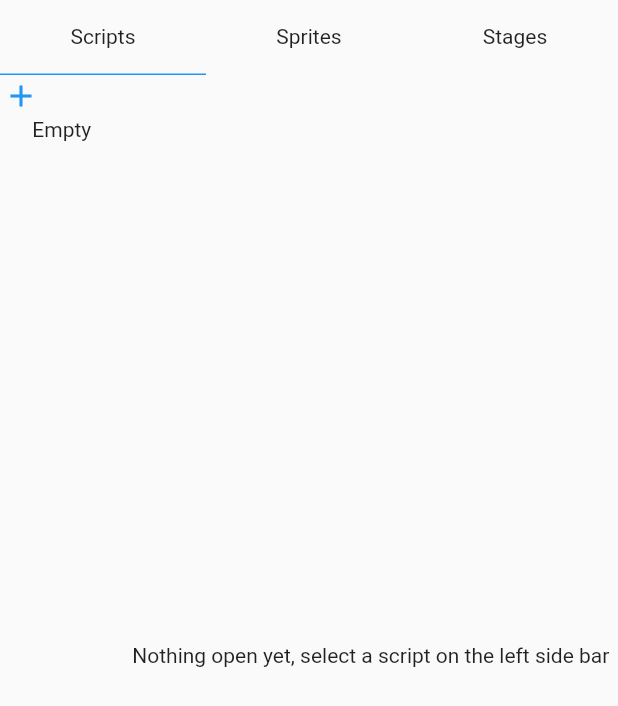
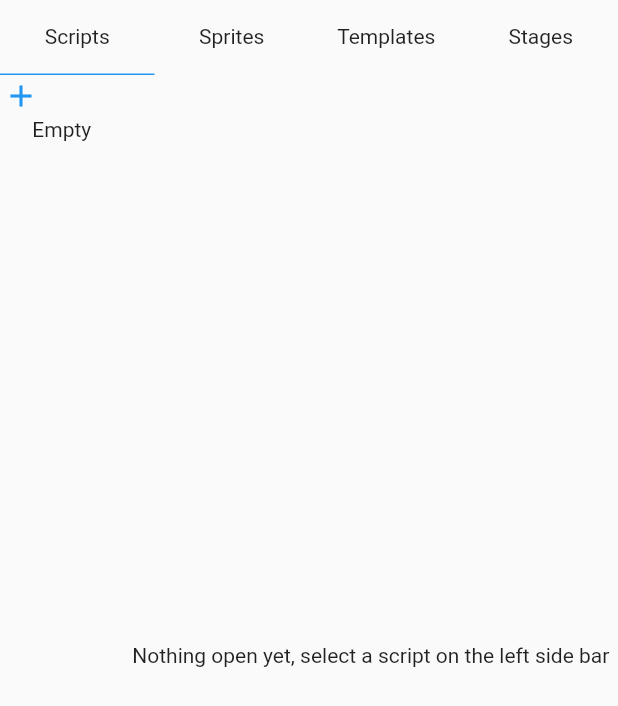
Before and after one commit to erickzanardo/ember8, a Flutter app: the screen it shows after launch, on a phone screen of 412 x 824 dp. Shown: the top 706 px of the screen. Run offline on Flutter 3.47's test engine with Material 2 defaults, Android fonts, the light colour scheme and no system bars; our stand-ins replace equatable, flutter_bloc, flutter_highlight; missing offline and left inert: code_text_field, flame, hetu_script, highlight.

Commit message:
Adding templates to the editor

```diff
--- a/editor/lib/src/editor/bloc/editor_state.dart
+++ b/editor/lib/src/editor/bloc/editor_state.dart
@@ -3,6 +3,7 @@ import 'package:equatable/equatable.dart';
 enum EditorTab {
   scripts,
   sprites,
+  templates,
   stages,
 }
 
--- a/editor/lib/src/editor/widgets/editor_scaffold.dart
+++ b/editor/lib/src/editor/widgets/editor_scaffold.dart
@@ -42,6 +42,15 @@ class EditorScaffold extends StatelessWidget {
                     ),
                     Expanded(
                       child: Tab(
+                          label: 'Templates',
+                          selected: state.currentTab == EditorTab.templates,
+                          onClick: () {
+                            context.read<EditorBloc>().add(const SelectTabEvent(EditorTab.templates));
+                          },
+                      ),
+                    ),
+                    Expanded(
+                      child: Tab(
                           label: 'Stages',
                           selected: state.currentTab == EditorTab.stages,
                           onClick: () {
@@ -55,6 +64,8 @@ class EditorScaffold extends StatelessWidget {
                 const Expanded(child: ScriptsWorkspace()),
               if (state.currentTab == EditorTab.sprites)
                 const Expanded(child: SpritesWorkspace()),
+              if (state.currentTab == EditorTab.templates)
+                Expanded(child: Text(state.currentTab.toString())),
               if (state.currentTab == EditorTab.stages)
                 Expanded(child: Text(state.currentTab.toString())),
             ],
```
Also changed, not shown: 1 other file.
